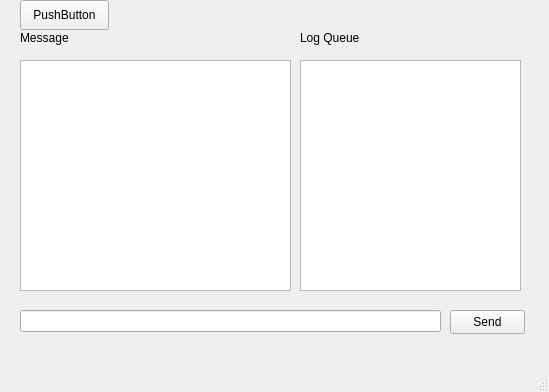
Before: the Qt Designer form RHJ/mainwindow.ui in heejin5484/Veda_Mini2, drawn with Qt 5.
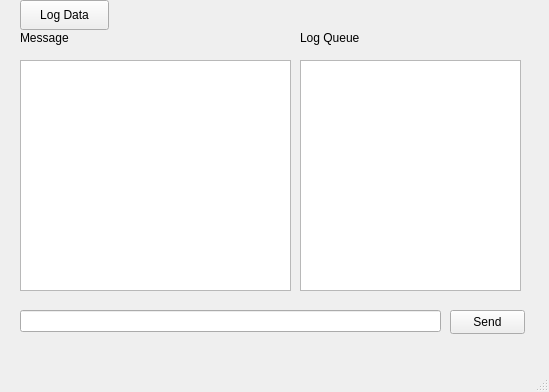
After: the same form once the commit is applied.

What changed in the file:
```diff
--- a/RHJ/mainwindow.ui
+++ b/RHJ/mainwindow.ui
@@ -102,7 +102,7 @@
      </rect>
     </property>
     <property name="text">
-     <string>PushButton</string>
+     <string>Log Data</string>
     </property>
    </widget>
   </widget>
```
Left out of the diff: 2 changed lines with no effect on the pictures.
